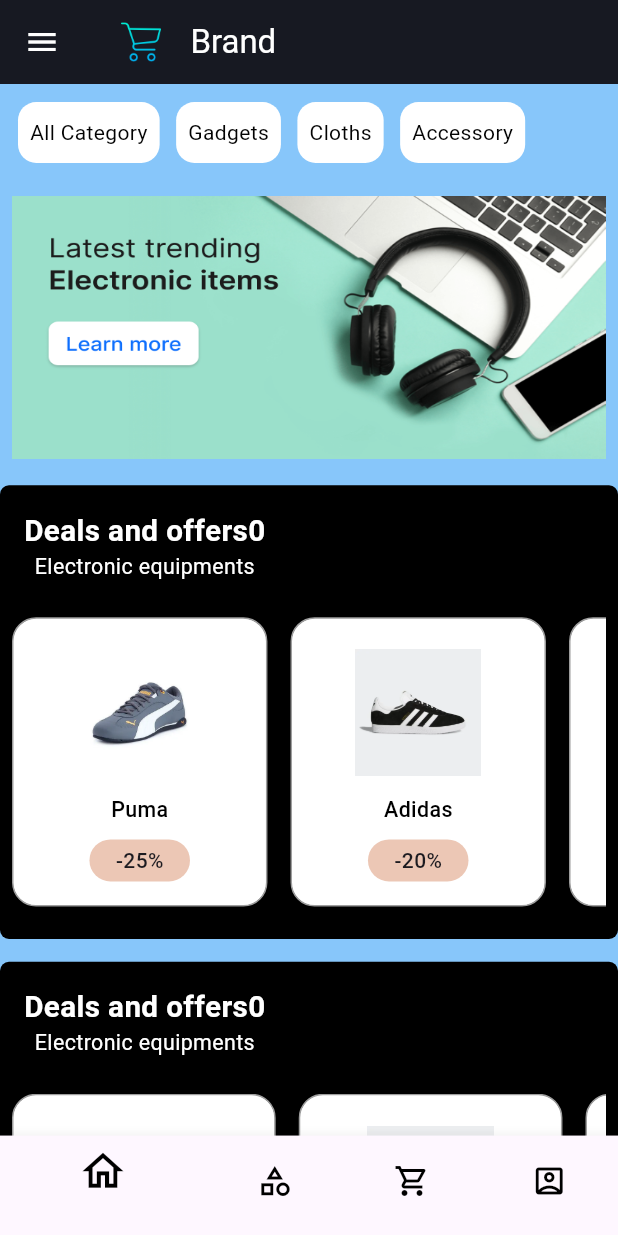
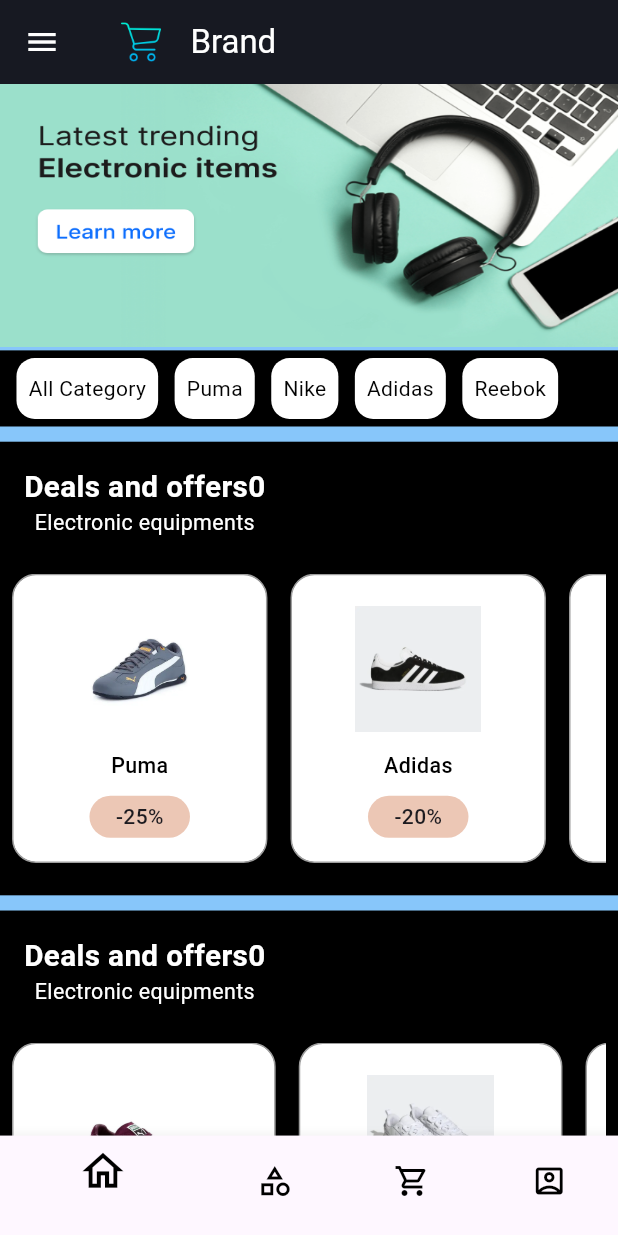
Before and after one commit to srbshameer098/Shoe-Cart, a Flutter app: the screen it shows after launch, on a phone screen of 412 x 824 dp. Run offline on Flutter 3.47's test engine with Material 3 defaults, Android fonts, the phone set to English and light mode, and no system bars; drawn by our look-alikes of carousel_slider; our stand-ins replace flutter_screenutil.

Commit message:
home_sample2

```diff
--- a/lib/UI/Home.dart
+++ b/lib/UI/Home.dart
@@ -174,85 +174,9 @@ class _HomeState extends State<Home> {
           child: Column(crossAxisAlignment: CrossAxisAlignment.start,
             children: [
 
-              Padding(
-                padding: const EdgeInsets.all(12.0),
-                child: Row(
-                  children: [
-                    Container(
-                      height: 40.h,
-                             decoration: BoxDecoration(color: Color(0xffffffff), borderRadius: BorderRadius.circular(12.r),),
-                      child: Padding(
-                        padding: const EdgeInsets.all(8.0),
-                        child: Center(
-                          child: Text('All Category',style: TextStyle(
-                            color: Color(0xfd000000),
-                          ),),
-                        ),
-                      ),
-                    ),
-                          SizedBox(width: 10.w,),
-                    Container(
-                      height: 40.h,
-                      decoration: BoxDecoration(color: Color(0xffffffff), borderRadius: BorderRadius.circular(12.r),),
-                      child: Padding(
-                        padding: const EdgeInsets.all(8.0),
-                        child: Center(
-                          child: GestureDetector(
-                            onTap: (){
-                              Navigator.of(context)
-                                  .push(MaterialPageRoute(builder: (_)=>Gadgets()));
-                            },
-                            child: Text('Gadgets',style: TextStyle(
-                              color: Color(0xfd000000),
-                            ),),
-                          ),
-                        ),
-                      ),
-                    ),
-                    SizedBox(width: 10.w,),
-                    Container(
-                      height: 40.h,
-                      decoration: BoxDecoration(color: Color(0xffffffff), borderRadius: BorderRadius.circular(12.r),),
-                      child: Padding(
-                        padding: const EdgeInsets.all(8.0),
-                        child: Center(
-                          child:  GestureDetector(
-                            onTap: (){
-                              Navigator.of(context)
-                                  .push(MaterialPageRoute(builder: (_)=>Cloths()));
-                            },
-                            child: Text('Cloths',style: TextStyle(
-                              color: Color(0xfd000000),
-                            ),),
-                          ),
-                        ),
-                      ),
-                    ),
-                    SizedBox(width: 10.w,),
-                    Container(
-                      height: 40.h,
-                      decoration: BoxDecoration(color: Color(0xffffffff), borderRadius: BorderRadius.circular(12.r),),
-                      child: Padding(
-                        padding: const EdgeInsets.all(8.0),
-                        child: Center(
-                          child: GestureDetector(
-                            onTap: (){
-                              Navigator.of(context)
-                                  .push(MaterialPageRoute(builder: (_)=>Accessory()));
-                            },
-                            child: Text('Accessory',style: TextStyle(
-                              color: Color(0xfd000000),
-                            ),),
-                          ),
-                        ),
-                      ),
-                    ),
 
-                  ],
-                ),
-              ),
 
-              SizedBox(height: 10.h,),
+
 
 
               // ----------------------  banner 1  -------------------------------//
@@ -260,10 +184,10 @@ class _HomeState extends State<Home> {
 
               Center(
                 child: Container(
-                  width: 360.w,
+                  width: 375.w,
                   height: 175.h,
                   decoration: BoxDecoration(
-                      borderRadius: BorderRadius.circular(10.r),
+                      borderRadius: BorderRadius.circular(0.r),
                       color: Colors.transparent),
                   child: ListView(
                     children: [
@@ -277,7 +201,7 @@ class _HomeState extends State<Home> {
                             ),
                             child: Image.asset(
                               "assets/banner.png",
-                              width: 360.w,
+                              width: 375.w,
                               height: 175.h,fit: BoxFit.fill,
                             ),
                           ),
@@ -289,7 +213,7 @@ class _HomeState extends State<Home> {
                             ),
                             child: Image.asset(
                               "assets/banner2.jpg",
-                              width: 360,
+                              width: 375,
                               height: 175,fit: BoxFit.fill,
                             ),
                           ),
@@ -301,7 +225,7 @@ class _HomeState extends State<Home> {
                             ),
                             child: Image.asset(
                               "assets/banner3.jpg",
-                              width: 360,
+                              width: 375,
                               height: 175,fit: BoxFit.fill,
                             ),
                           ),
@@ -313,7 +237,7 @@ class _HomeState extends State<Home> {
                             ),
                             child: Image.asset(
                               "assets/banner4.jpg",
-                              width: 360,
+                              width: 375,
                               height: 175,fit: BoxFit.fill,
                             ),
                           ),
@@ -325,7 +249,7 @@ class _HomeState extends State<Home> {
                             ),
                             child: Image.asset(
                               "assets/banner5.jpg",
-                              width: 360,
+                              width: 375,
                               height: 175,fit: BoxFit.fill,
                             ),
                           ),
@@ -335,12 +259,12 @@ class _HomeState extends State<Home> {
 
                         //Slider Container properties
                         options: CarouselOptions(
-
+                          animateToClosest: true,
                           height: 175.0,
                           enlargeCenterPage: true,
                           autoPlay: true,
                           aspectRatio: 16 / 9,
-                          autoPlayCurve: Curves.fastOutSlowIn,
+                          autoPlayCurve: Curves.ease,
                           enableInfiniteScroll: true,
                           autoPlayAnimationDuration: Duration(milliseconds: 800),
                           viewportFraction: 1,
@@ -351,18 +275,124 @@ class _HomeState extends State<Home> {
                 ),
               ),
 
+              // SizedBox(height: 10.h,),
+
+              Container( height: 50.h,width: 375.w,
+                decoration: BoxDecoration(color: Color(0xff000000), borderRadius: BorderRadius.circular(0.r),),
+                child: Padding(
+                  padding:  EdgeInsets.only(left: 10.w
+                  ),
+                  child: SingleChildScrollView(
+                    scrollDirection: Axis.horizontal,
+                    child: Row(
+                      children: [
+                        Container(
+                          height: 40.h,
+                          decoration: BoxDecoration(color: Color(0xffffffff), borderRadius: BorderRadius.circular(12.r),),
+                          child: Padding(
+                            padding: const EdgeInsets.all(8.0),
+                            child: Center(
+                              child: Text('All Category',style: TextStyle(
+                                color: Color(0xfd000000),
+                              ),),
+                            ),
+                          ),
+                        ),
+                        SizedBox(width: 10.w,),
+                        Container(
+                          height: 40.h,
+                          decoration: BoxDecoration(color: Color(0xffffffff), borderRadius: BorderRadius.circular(12.r),),
+                          child: Padding(
+                            padding: const EdgeInsets.all(8.0),
+                            child: Center(
+                              child: GestureDetector(
+                                onTap: (){
+                                  Navigator.of(context)
+                                      .push(MaterialPageRoute(builder: (_)=>Gadgets()));
+                                },
+                                child: Text('Puma',style: TextStyle(
+                                  color: Color(0xfd000000),
+                                ),),
+                              ),
+                            ),
+                          ),
+                        ),
+                        SizedBox(width: 10.w,),
+                        Container(
+                          height: 40.h,
+                          decoration: BoxDecoration(color: Color(0xffffffff), borderRadius: BorderRadius.circular(12.r),),
+                          child: Padding(
+                            padding: const EdgeInsets.all(8.0),
+                            child: Center(
+                              child:  GestureDetector(
+                                onTap: (){
+                                  Navigator.of(context)
+                                      .push(MaterialPageRoute(builder: (_)=>Cloths()));
+                                },
+                                child: Text('Nike',style: TextStyle(
+                                  color: Color(0xfd000000),
+                                ),),
+                              ),
+                            ),
+                          ),
+                        ),
+                        SizedBox(width: 10.w,),
+                        Container(
+                          height: 40.h,
+                          decoration: BoxDecoration(color: Color(0xffffffff), borderRadius: BorderRadius.circular(12.r),),
+                          child: Padding(
+                            padding: const EdgeInsets.all(8.0),
+                            child: Center(
+                              child: GestureDetector(
+                                onTap: (){
+                                  Navigator.of(context)
+                                      .push(MaterialPageRoute(builder: (_)=>Accessory()));
+                                },
+                                child: Text('Adidas',style: TextStyle(
+                                  color: Color(0xfd000000),
+                                ),),
+                              ),
+                            ),
+                          ),
+                        ),
+
+                        SizedBox(width: 10.w,),
+                        Container(
+                          height: 40.h,
+                          decoration: BoxDecoration(color: Color(0xffffffff), borderRadius: BorderRadius.circular(12.r),),
+                          child: Padding(
+                            padding: const EdgeInsets.all(8.0),
+                            child: Center(
+                              child: GestureDetector(
+                                onTap: (){
+                                  Navigator.of(context)
+                                      .push(MaterialPageRoute(builder: (_)=>Accessory()));
+                                },
+                                child: Text('Reebok',style: TextStyle(
+                                  color: Color(0xfd000000),
+                                ),),
+                              ),
+                            ),
+                          ),
+                        ),
+
+                      ],
+                    ),
+                  ),
+                ),
+              ),
 
               // ------------------------------------------  Container 1  ---------------------------- //
 
 
-              SizedBox(height: 15.h,),
+              SizedBox(height: 10.h,),
 
               Container(
 
                 width: 375.w,
                 height: 298.h,
                 decoration: BoxDecoration(
-                    borderRadius: BorderRadius.circular(6),
+                    borderRadius: BorderRadius.circular(0),
                     color:  Color(0xff000000)),
 
 
@@ -490,14 +520,14 @@ class _HomeState extends State<Home> {
 
 
 
-              SizedBox(height: 15.h,),
+              SizedBox(height: 10.h,),
 
               Container(
 
                 width: 375.w,
                 height: 283.h,
                 decoration: BoxDecoration(
-                    borderRadius: BorderRadius.circular(6),
+                    borderRadius: BorderRadius.circular(0),
                     color:  Color(0xff000000)),
 
 
@@ -615,17 +645,17 @@ class _HomeState extends State<Home> {
                 ),
               ),
 
-              SizedBox(height: 10.h,),
+              // SizedBox(height: 10.h,),
 
               // ----------------------  banner 2  -------------------------------//
 
               Center(
                 child: Container(
-                  width: 360.w,
+                  width: 375.w,
                   height: 175.h,
                   decoration: BoxDecoration(
                       borderRadius: BorderRadius.circular(10.r),
-                      color: Color(0xffffffff)),
+                      color: Colors.transparent),
                   child: ListView(
 
                     children: [
@@ -638,7 +668,7 @@ class _HomeState extends State<Home> {
                             ),
                             child: Image.asset(
                               "assets/banner.png",
-                              width: 360.w,
+                              width: 375.w,
                               height: 175.h,fit: BoxFit.fill,
                             ),
                           ),
@@ -650,7 +680,7 @@ class _HomeState extends State<Home> {
                             ),
                             child: Image.asset(
                               "assets/banner2.jpg",
-                              width: 360,
+                              width: 375,
                               height: 175,fit: BoxFit.fill,
                             ),
                           ),
@@ -674,7 +704,7 @@ class _HomeState extends State<Home> {
                             ),
                             child: Image.asset(
                               "assets/banner4.jpg",
-                              width: 360,
+                              width: 375,
                               height: 175,fit: BoxFit.fill,
                             ),
                           ),
@@ -686,7 +716,7 @@ class _HomeState extends State<Home> {
                             ),
                             child: Image.asset(
                               "assets/banner5.jpg",
-                              width: 360,
+                              width: 375,
                               height: 175,fit: BoxFit.fill,
                             ),
                           ),
@@ -718,14 +748,14 @@ class _HomeState extends State<Home> {
 
 
 
-              SizedBox(height: 10.h,),
+              // SizedBox(height: 10.h,),
 
               Container(
 
                 width: 375.w,
                 height: 283.h,
                 decoration: BoxDecoration(
-                    borderRadius: BorderRadius.circular(6),
+                    borderRadius: BorderRadius.circular(0),
 
                     color:  Color(0xff000000)),
 
@@ -740,12 +770,12 @@ class _HomeState extends State<Home> {
                         children: [
                           Padding(
                             padding: const EdgeInsets.all(8.0),
-                            child: Column(
+                            child: Column(crossAxisAlignment: CrossAxisAlignment.start,
                               children: [
 
                                 Center(
                                   child: Text(
-                                      "Deals and offers0",
+                                      "Special offers",
                                       style: TextStyle(
                                         color: Colors.white,
                                         fontSize: 18.sp,
@@ -755,7 +785,7 @@ class _HomeState extends State<Home> {
                                 ),
 
                                 Text(
-                                    "Electronic equipments",
+                                    "Year end sale",
                                     style: TextStyle(
                                       color: Colors.white,
                                       fontSize: 13.sp,
@@ -845,7 +875,7 @@ class _HomeState extends State<Home> {
                 ),
               ),
 
-
+SizedBox(height: 10.h,)
 
 
 
```
Also changed, not shown: 1 other file.
